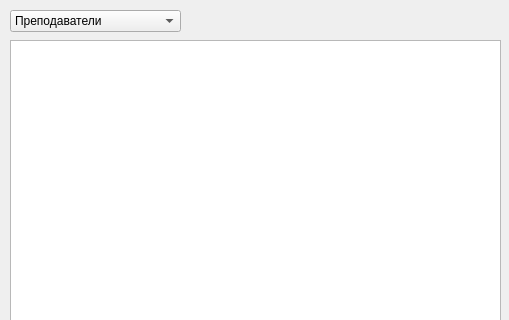
Before: the Qt Designer form windowchange.ui in vitk0/vitk0, drawn with Qt 5; both pictures show x 0 to 509 and y 0 to 320 of the 509 by 589 pixel window.
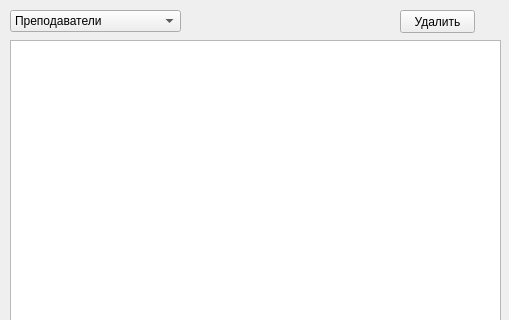
After: the same form once the commit is applied.

```diff
--- a/windowchange.ui
+++ b/windowchange.ui
@@ -54,6 +54,19 @@
      </property>
     </item>
    </widget>
+   <widget class="QPushButton" name="deleteButton">
+    <property name="geometry">
+     <rect>
+      <x>400</x>
+      <y>10</y>
+      <width>75</width>
+      <height>23</height>
+     </rect>
+    </property>
+    <property name="text">
+     <string>Удалить</string>
+    </property>
+   </widget>
   </widget>
   <widget class="QMenuBar" name="menubar">
    <property name="geometry">
```
